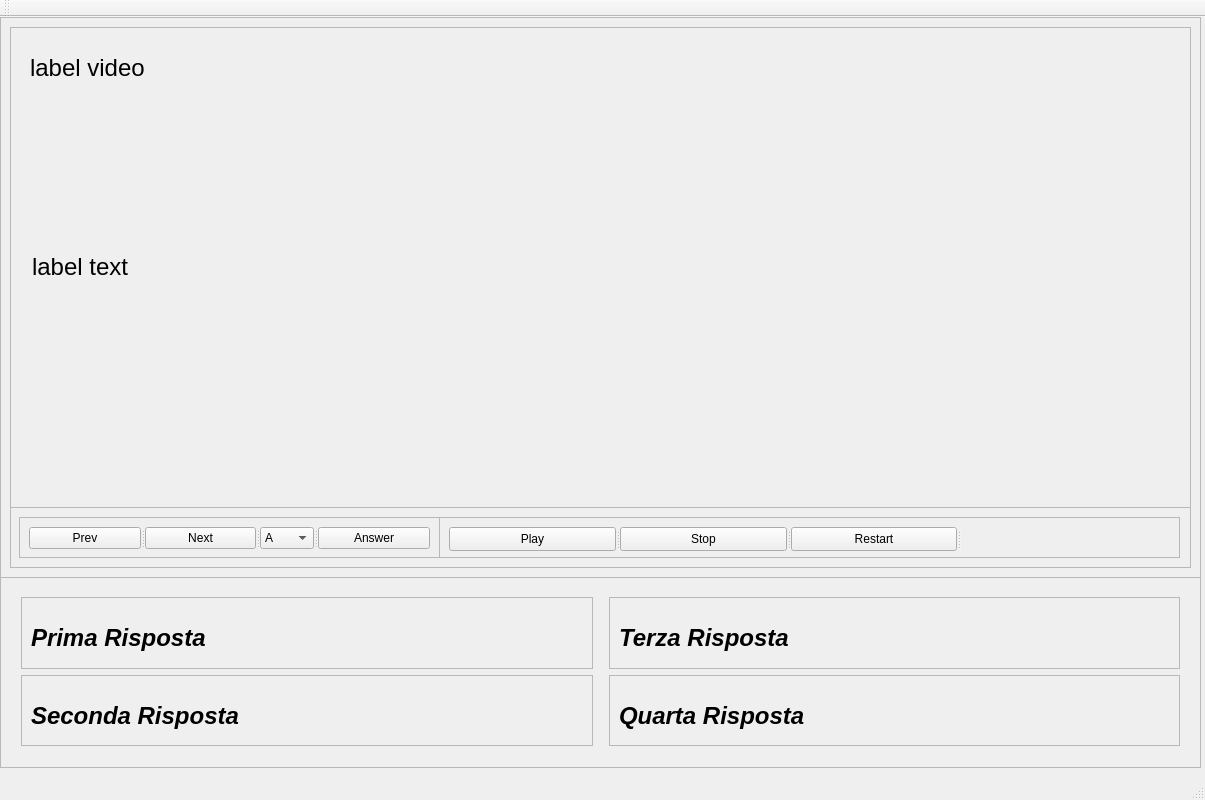
First picture: the form in cervellone.ui, repository AndreaCorna/cervellone, before the edit.
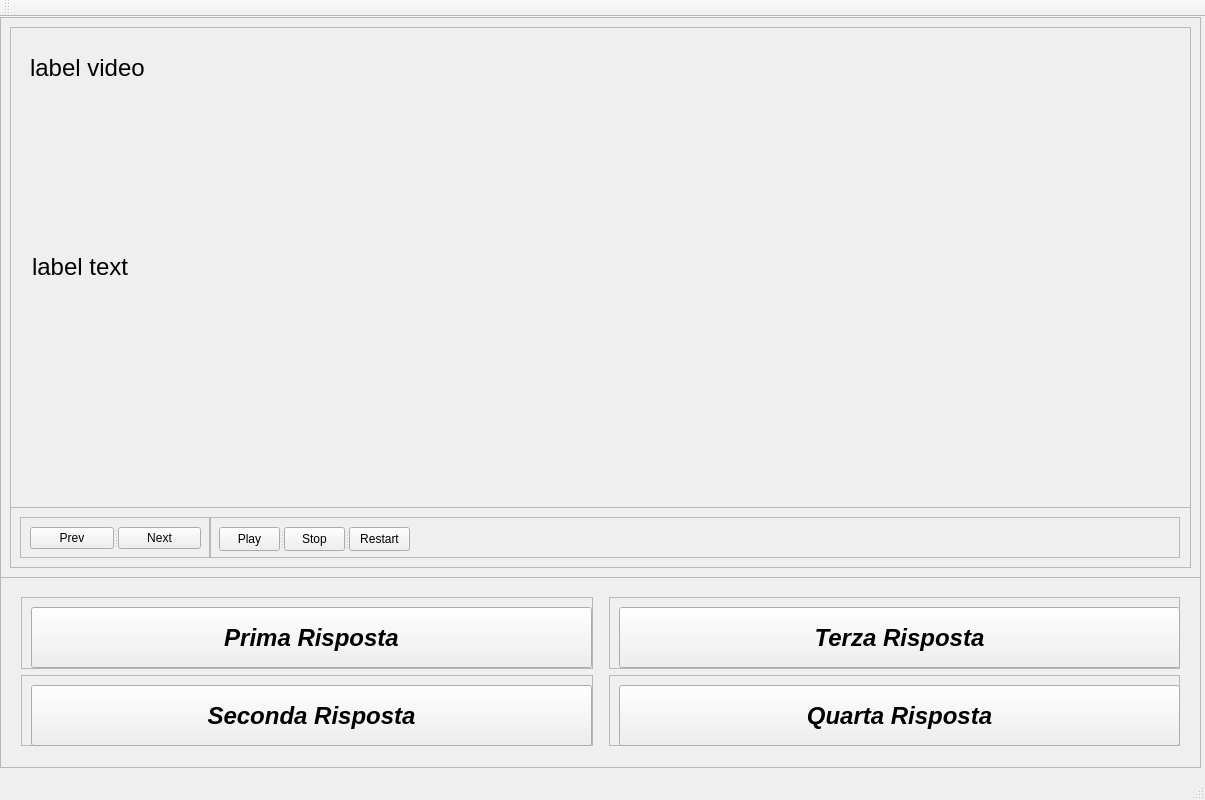
Second picture: the form after the edit. Custom widgets are drawn as their Qt base class.

Commit message: aggiunti pulsanti risposta

Diff of the .ui file:
```diff
--- a/cervellone.ui
+++ b/cervellone.ui
@@ -49,7 +49,7 @@
           <property name="frameShadow">
            <enum>QFrame::Raised</enum>
           </property>
-          <widget class="QLabel" name="answer1_label">
+          <widget class="QPushButton" name="A">
            <property name="geometry">
             <rect>
              <x>10</x>
@@ -80,7 +80,7 @@
           <property name="frameShadow">
            <enum>QFrame::Raised</enum>
           </property>
-          <widget class="QLabel" name="answer2_label">
+          <widget class="QPushButton" name="B">
            <property name="geometry">
             <rect>
              <x>10</x>
@@ -131,7 +131,7 @@
           <property name="frameShadow">
            <enum>QFrame::Raised</enum>
           </property>
-          <widget class="QLabel" name="answer3_label">
+          <widget class="QPushButton" name="C">
            <property name="geometry">
             <rect>
              <x>10</x>
@@ -162,7 +162,7 @@
           <property name="frameShadow">
            <enum>QFrame::Raised</enum>
           </property>
-          <widget class="QLabel" name="answer4_label">
+          <widget class="QPushButton" name="D">
            <property name="geometry">
             <rect>
              <x>10</x>
@@ -223,9 +223,9 @@
      <widget class="QFrame" name="frame_5">
       <property name="geometry">
        <rect>
-        <x>9</x>
+        <x>10</x>
         <y>10</y>
-        <width>421</width>
+        <width>191</width>
         <height>41</height>
        </rect>
       </property>
@@ -240,7 +240,7 @@
         <rect>
          <x>10</x>
          <y>10</y>
-         <width>401</width>
+         <width>171</width>
          <height>22</height>
         </rect>
        </property>
@@ -257,41 +257,14 @@
          <string>Next</string>
         </property>
        </widget>
-       <widget class="QComboBox" name="comboBox">
-        <item>
-         <property name="text">
-          <string>A</string>
-         </property>
-        </item>
-        <item>
-         <property name="text">
-          <string>B</string>
-         </property>
-        </item>
-        <item>
-         <property name="text">
-          <string>C</string>
-         </property>
-        </item>
-        <item>
-         <property name="text">
-          <string>D</string>
-         </property>
-        </item>
-       </widget>
-       <widget class="QPushButton" name="answer_button">
-        <property name="text">
-         <string>Answer</string>
-        </property>
-       </widget>
       </widget>
      </widget>
      <widget class="QFrame" name="frame_7">
       <property name="geometry">
        <rect>
-        <x>429</x>
+        <x>199</x>
         <y>10</y>
-        <width>741</width>
+        <width>971</width>
         <height>41</height>
        </rect>
       </property>
@@ -301,12 +274,22 @@
       <property name="frameShadow">
        <enum>QFrame::Raised</enum>
       </property>
-      <widget class="QSplitter" name="splitter_3">
+      <widget class="Phonon::SeekSlider" name="seekSlider">
+       <property name="geometry">
+        <rect>
+         <x>206</x>
+         <y>10</y>
+         <width>761</width>
+         <height>23</height>
+        </rect>
+       </property>
+      </widget>
+      <widget class="QSplitter" name="splitter_2">
        <property name="geometry">
         <rect>
          <x>10</x>
          <y>10</y>
-         <width>721</width>
+         <width>191</width>
          <height>24</height>
         </rect>
        </property>
@@ -328,7 +311,6 @@
          <string>Restart</string>
         </property>
        </widget>
-       <widget class="Phonon::SeekSlider" name="seekSlider"/>
       </widget>
      </widget>
     </widget>
```
Left out of the diff: 62 changed lines with no effect on the pictures. The commit also changes 1 other file.
